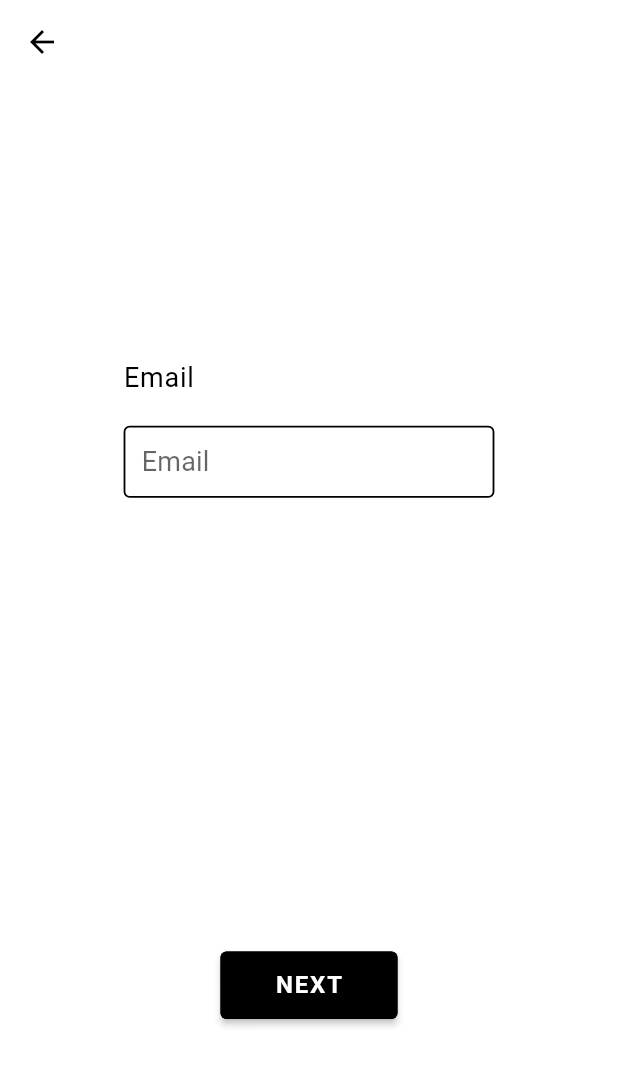
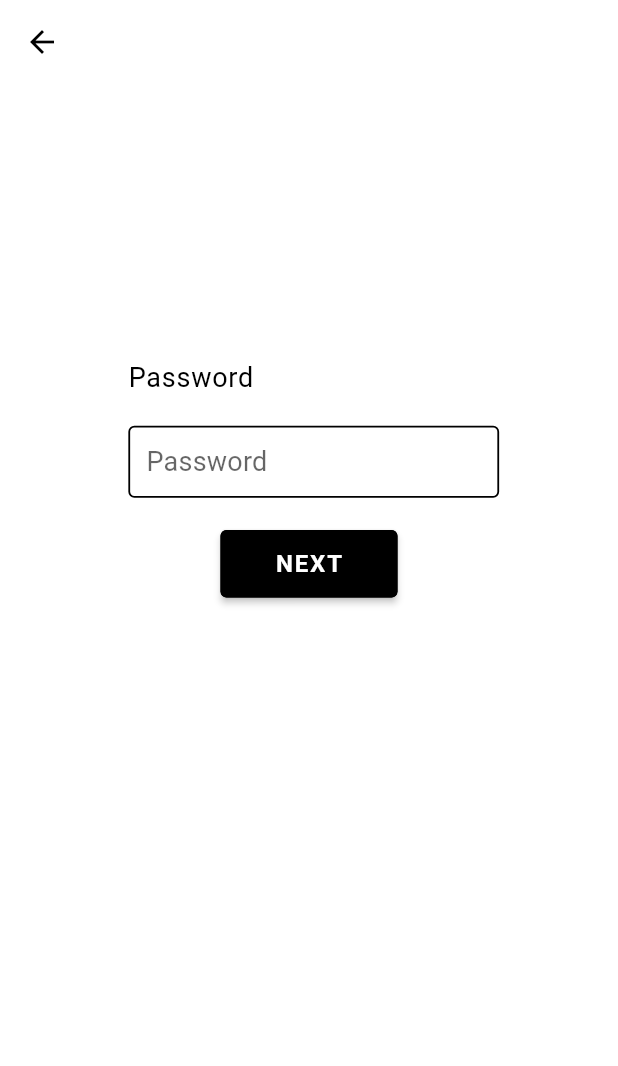
Before and after one commit to Rb2030/Cuisson, a Flutter app: the RegisterPage screen opened by its route, after a tap on "NEXT", on a phone screen of 412 x 824 dp. Shown: the top 1066 px of the screen. Run offline on Flutter 3.47's test engine with Material 2 defaults, Android fonts, the light colour scheme and no system bars; drawn by our look-alikes of carousel_slider; our stand-ins replace auto_route, bloc, cloud_firestore, dartz, firebase_auth, firebase_core and 7 more; accounts and stored records are empty; generated files the repository leaves out were written again.

Commit message:
Added animation for register screen.

```diff
--- a/lib/application/auth/register_form_bloc/register_form_bloc.dart
+++ b/lib/application/auth/register_form_bloc/register_form_bloc.dart
@@ -1,5 +1,6 @@
 import 'dart:async';
 
+import 'package:Cuisson/application/core/global/constants/constants.dart';
 import 'package:Cuisson/domain/auth/auth_failure.dart';
 import 'package:Cuisson/domain/auth/i_auth_facade.dart';
 import 'package:Cuisson/domain/auth/value_objects.dart';
@@ -15,6 +16,8 @@ part 'register_form_bloc.freezed.dart';
 @injectable
 class RegisterFormBloc extends Bloc<RegisterFormEvent, RegisterFormState> {
   final IAuthFacade _authFacade;
+  int currentView  = 0;
+
   RegisterFormBloc(this._authFacade) : super(RegisterFormState.initial());
 
   @override
@@ -22,44 +25,47 @@ class RegisterFormBloc extends Bloc<RegisterFormEvent, RegisterFormState> {
     RegisterFormEvent event,
   ) async* {
     yield* event.map(
+        initial: (e) async* {
+          yield state;
+        },
         emailChanged: (e) async* {
           yield state.copyWith(
             emailAddress: EmailAddress(e.emailString),
             registerFailureOrSuccessOption: none(),
+            uniqueUsernameFailureOrSuccessOption: none(),
           );
         },
-
         emailButtonClicked: (e) async* {
-
+          currentView = 1;
+          yield state.copyWith(
+            stateChangerField: 'EMAIL', // Added this field to change the state, bit of a hack
+          );
         },
-
         passwordChanged: (e) async* {
           yield state.copyWith(
             password: Password(e.passwordString),
             registerFailureOrSuccessOption: none(),
+            uniqueUsernameFailureOrSuccessOption: none(),
           );
         },
-
         passwordButtonClicked: (e) async* {
-
+          currentView = 2;
+          yield state.copyWith(
+            buttonText: Constants.submit,
+            stateChangerField: 'PASSWORD', // Added this field to change the state, bit of a hack
+          );
         },
-
         usernameChanged: (e) async* {
           yield state.copyWith(
             username: Username(e.usernameString),
             registerFailureOrSuccessOption: none(),
           );
         },
-
-        usernameButtonClicked: (e) async* {
-
-        },
-
+        usernameButtonClicked: (e) async* {},
         registerWithEmailAndPasswordPressed: (e) async* {
           yield* _performActionOnAuthFacadeWithEmailAndPassword(
               _authFacade.registerWithEmailAndPassword,
-            _authFacade.uniqueUsernameCheck
-          );
+              _authFacade.uniqueUsernameCheck);
         });
   }
 
@@ -88,7 +94,8 @@ class RegisterFormBloc extends Bloc<RegisterFormEvent, RegisterFormState> {
 
       if (registrationFailureOrSuccess != null) {
         registrationFailureOrSuccess.fold((failure) => null, (success) async {
-         uniqueUsernameCheck = await uniqueUsernameCall(username: state.username);
+          uniqueUsernameCheck =
+              await uniqueUsernameCall(username: state.username);
         });
       }
     }
@@ -97,7 +104,6 @@ class RegisterFormBloc extends Bloc<RegisterFormEvent, RegisterFormState> {
         isSubmitting: true,
         showErrorMessages: true,
         registerFailureOrSuccessOption: optionOf(registrationFailureOrSuccess),
-      uniqueUsernameFailureOrSuccessOption: optionOf(uniqueUsernameCheck)
-    );
+        uniqueUsernameFailureOrSuccessOption: optionOf(uniqueUsernameCheck));
   }
 }
--- a/lib/application/auth/register_form_bloc/register_form_event.dart
+++ b/lib/application/auth/register_form_bloc/register_form_event.dart
@@ -2,11 +2,19 @@ part of 'register_form_bloc.dart';
 
 @freezed
 abstract class RegisterFormEvent with _$RegisterFormEvent {
-  const factory RegisterFormEvent.emailChanged(String emailString) = _EmailChanged;
-  const factory RegisterFormEvent.emailButtonClicked() = _EmailButtonClicked;
-  const factory RegisterFormEvent.passwordChanged(String passwordString) = _PasswordChanged;
-  const factory RegisterFormEvent.passwordButtonClicked() = _PasswordButtonClicked;
-  const factory RegisterFormEvent.usernameChanged(String usernameString) = _UsernameChanged;
-  const factory RegisterFormEvent.usernameButtonClicked() = _UsernameButtonClicked;
-  const factory RegisterFormEvent.registerWithEmailAndPasswordPressed() = _RegisterWithEmailAndPasswordPressed;
+  const factory RegisterFormEvent.initial() = _Initial;
+  const factory RegisterFormEvent.emailChanged(String emailString) =
+      _EmailChanged;
+  const factory RegisterFormEvent.emailButtonClicked({String emailString}) =
+      _EmailButtonClicked;
+  const factory RegisterFormEvent.passwordChanged(String passwordString) =
+      _PasswordChanged;
+  const factory RegisterFormEvent.passwordButtonClicked(
+      {String passwordString}) = _PasswordButtonClicked;
+  const factory RegisterFormEvent.usernameChanged(String usernameString) =
+      _UsernameChanged;
+  const factory RegisterFormEvent.usernameButtonClicked(
+      {String usernameString}) = _UsernameButtonClicked;
+  const factory RegisterFormEvent.registerWithEmailAndPasswordPressed() =
+      _RegisterWithEmailAndPasswordPressed;
 }
--- a/lib/application/auth/register_form_bloc/register_form_state.dart
+++ b/lib/application/auth/register_form_bloc/register_form_state.dart
@@ -6,6 +6,7 @@ abstract class RegisterFormState with _$RegisterFormState {
     @required EmailAddress emailAddress,
     @required Password password,
     @required Username username,
+    @required String stateChangerField,
     @required bool showErrorMessages,
     @required bool isSubmitting,
     @required String buttonText,
@@ -18,10 +19,11 @@ abstract class RegisterFormState with _$RegisterFormState {
         emailAddress: EmailAddress(''),
         password: Password(''),
         username: Username(''),
+        stateChangerField: '',
         showErrorMessages: false,
         isSubmitting: false,
-        buttonText: '',
+        buttonText: Constants.next,
         registerFailureOrSuccessOption: none(),
         uniqueUsernameFailureOrSuccessOption: none(),
-      );
+  );
 }
--- a/lib/application/core/global/constants/constants.dart
+++ b/lib/application/core/global/constants/constants.dart
@@ -16,6 +16,7 @@ class Constants extends InheritedWidget {
   static const String serverError = 'Server error';
   static const String ok = 'OK';
   static const String next = 'Next';
+  static const String submit = 'Submit';
 
 // Sign In Screen
 
--- a/lib/main.dart
+++ b/lib/main.dart
@@ -1,11 +1,9 @@
 import 'package:Cuisson/app_widget.dart';
 import 'package:Cuisson/application/core/global/constants/constants.dart';
 import 'package:Cuisson/injection.dart';
-import 'package:Cuisson/presentation/core/global/theme/bloc/theme_bloc.dart';
 import 'package:firebase_core/firebase_core.dart';
 import 'package:flutter/material.dart';
 import 'package:flutter/services.dart';
-import 'package:flutter_bloc/flutter_bloc.dart';
 import 'package:injectable/injectable.dart';
 
 Future<void> main() async {
--- a/lib/presentation/auth/pages/register_page.dart
+++ b/lib/presentation/auth/pages/register_page.dart
@@ -18,7 +18,7 @@ class RegisterPage extends StatelessWidget {
           elevation: 0,
         ),
         body: BlocProvider(
-          create: (context) => getIt<RegisterFormBloc>(),
+          create: (context) => getIt<RegisterFormBloc>()..add(const RegisterFormEvent.initial()),
           child: RegisterFormView(),
         ));
   }
--- a/lib/presentation/auth/widgets/register_form_view.dart
+++ b/lib/presentation/auth/widgets/register_form_view.dart
@@ -1,55 +1,85 @@
-import 'package:Cuisson/application/auth/register_form_bloc/register_form_bloc.dart';
-import 'package:Cuisson/application/core/global/constants/constants.dart';
-import 'package:Cuisson/presentation/core/global/helpers/ui_helpers.dart';
-import 'package:dartz/dartz.dart';
+import 'dart:async';
+import 'package:dartz/dartz.dart' as dartz;
 import 'package:flutter/material.dart';
 import 'package:flutter/services.dart';
 import 'package:flutter_bloc/flutter_bloc.dart';
+import 'package:Cuisson/application/auth/register_form_bloc/register_form_bloc.dart';
+import 'package:Cuisson/application/core/global/constants/constants.dart';
 import 'package:Cuisson/domain/core/failures.dart';
+import 'package:Cuisson/presentation/core/global/helpers/ui_helpers.dart';
 import 'package:Cuisson/application/core/global/globals/globals.dart'
     as globals;
-import 'package:carousel_slider/carousel_slider.dart';
 
-final CarouselController carouselController = CarouselController();
+// ignore: must_be_immutable
+class RegisterFormView extends StatefulWidget {
+  @override
+  _RegisterFormViewState createState() => _RegisterFormViewState();
+}
 
-class RegisterFormView extends StatelessWidget {
-
-  final List<String> pages = <String>[
+class _RegisterFormViewState extends State<RegisterFormView>
+    with TickerProviderStateMixin {
+  AnimationController animationController;
+  Animation<Offset> animation;
+  Tween<Offset> tween;
+  List<String> pages = <String>[
     Constants.email,
     Constants.password,
     Constants.username
   ];
 
-  void getCurrentOnChanged(
-      {@required int page,
-      @required String value,
-      @required BuildContext newContext}) {
+  @override
+  void initState() {
+    super.initState();
+
+    animationController = AnimationController(
+      vsync: this,
+      duration: const Duration(seconds: 2),
+    );
+    animation = Tween<Offset>(
+      begin: const Offset(0.0, 0.0),
+      end: const Offset(0.0, 0.0),
+    ).animate(CurvedAnimation(
+      parent: animationController,
+      curve: Curves.fastLinearToSlowEaseIn,
+    ));
+
+    Future<void>.delayed(const Duration(milliseconds: 1300), () {
+      animationController.forward();
+    });
+  }
+
+  @override
+  void dispose() {
+    animationController.dispose();
+    super.dispose();
+  }
+
+  void getCurrentOnChanged({@required int page, @required String value}) {
     switch (page) {
       case 0:
-        return newContext
+        return context
             .read<RegisterFormBloc>()
             .add(RegisterFormEvent.emailChanged(value));
       case 1:
-        return newContext
+        return context
             .read<RegisterFormBloc>()
             .add(RegisterFormEvent.passwordChanged(value));
       case 2:
-        return newContext
+        return context
             .read<RegisterFormBloc>()
             .add(RegisterFormEvent.usernameChanged(value));
     }
     throw ArgumentError.notNull();
   }
 
-  Either<ValueFailure<String>, String> getinputValidation(
-      int page, BuildContext newContext) {
+  dartz.Either<ValueFailure<String>, String> getinputValidation(int page) {
     switch (page) {
       case 0:
-        return newContext.read<RegisterFormBloc>().state.emailAddress.value;
+        return context.read<RegisterFormBloc>().state.emailAddress.value;
       case 1:
-        return newContext.read<RegisterFormBloc>().state.password.value;
+        return context.read<RegisterFormBloc>().state.password.value;
       case 2:
-        return newContext.read<RegisterFormBloc>().state.username.value;
+        return context.read<RegisterFormBloc>().state.username.value;
     }
     throw ArgumentError.notNull();
   }
@@ -66,39 +96,17 @@ class RegisterFormView extends StatelessWidget {
     throw ArgumentError.notNull();
   }
 
-  @override
-  Widget build(BuildContext context) {
-    return BlocConsumer<RegisterFormBloc, RegisterFormState>(
-        listener: (context, state) {},
-        builder: (context, state) {
-          return Scaffold(
-      body: Center(
-        child: Column(
-          children: [
-            CarouselSlider.builder(
-              itemCount: pages.length,
-              carouselController: carouselController,
-              options: CarouselOptions(
-                pageViewKey: const PageStorageKey('carousel'),
-                viewportFraction: 1,
-                height: UIHelper.screenHeightWithOutSafeArea(context) * 0.7,
-              ),
-              itemBuilder: (BuildContext context, int itemIndex) {
+  Widget buildTextView({@required int itemIndex}) {
     return Form(
       autovalidateMode: AutovalidateMode.onUserInteraction,
-                  child: LayoutBuilder(
-                    builder:
-                        (BuildContext context, BoxConstraints constraints) {
-                      return Padding(
+      child: Padding(
         padding: EdgeInsets.symmetric(
             vertical: UIHelper.safeAreaPadding,
             horizontal: UIHelper.screenWidth(context) * 0.2),
         child: ListView(
+          shrinkWrap: true,
           children: [
-                            SizedBox(
-                                height: UIHelper.screenHeightWithOutSafeArea(
-                                        context) /
-                                    5),
+            SizedBox(height: UIHelper.screenHeightWithOutSafeArea(context) / 5),
             Container(
               alignment: Alignment.centerLeft,
               width: UIHelper.screenWidth(context),
@@ -112,23 +120,18 @@ class RegisterFormView extends StatelessWidget {
               obscureText: itemIndex == 1 ? true : false,
               // ignore: avoid_redundant_argument_values
               obscuringCharacter: '•',
-                              decoration: const InputDecoration()
-                                  .copyWith(hintText: pages[itemIndex]),
-                              onChanged: (value) => getCurrentOnChanged(
-                                  page: itemIndex,
-                                  value: value,
-                                  newContext: context),
-                              validator: (_) =>
-                                  getinputValidation(itemIndex, context).fold(
+              decoration:
+                  const InputDecoration().copyWith(hintText: pages[itemIndex]),
+              onChanged: (value) =>
+                  getCurrentOnChanged(page: itemIndex, value: value),
+              validator: (_) => getinputValidation(itemIndex).fold(
                 (leftFailure) => leftFailure.maybeMap(
-                                    authOrReg: (_) =>
-                                        getErrorString(page: itemIndex),
+                    authOrReg: (_) => getErrorString(page: itemIndex),
                     orElse: () => null),
                 (rightSuccess) => null,
               ),
               inputFormatters: [
-                                FilteringTextInputFormatter.deny(
-                                    RegExp(r"\s\b|\b\s"))
+                FilteringTextInputFormatter.deny(RegExp(r"\s\b|\b\s"))
               ],
               onTap: () {
                 globals.isUnfocused = false;
@@ -136,25 +139,64 @@ class RegisterFormView extends StatelessWidget {
             ),
           ],
         ),
-                      );
-                    },
       ),
     );
-              },
-            ),
+  }
+
+  void showNextView() {
+    animation = Tween<Offset>(
+      begin: const Offset(1.0, 0.0),
+      end: const Offset(0.0, 0.0),
+    ).animate(CurvedAnimation(
+      parent: animationController,
+      curve: Curves.fastLinearToSlowEaseIn,
+    ));
+    animationController.reset();
+  }
+
+  @override
+  Widget build(BuildContext context) {
+    return BlocConsumer<RegisterFormBloc, RegisterFormState>(
+        listener: (context, state) {},
+        builder: (context, state) {
+          final int currentView = context.watch<RegisterFormBloc>().currentView;
+          final String buttonText = state.buttonText;
+          return Scaffold(
+            body: Center(
+              child: Column(
+                children: [
+                  SlideTransition(
+                      position: animation,
+                      child: buildTextView(itemIndex: currentView)),
                   Row(
                     children: [
                       const Spacer(),
                       RaisedButton(
                         onPressed: () {
                           globals.isUnfocused = false;
-                    carouselController.nextPage(
-                        duration: const Duration(milliseconds: 450),
-                        curve: Curves.linear);
-                    debugPrint('Next pressed');
+                          switch (currentView) {
+                            case 0:
+                              context.read<RegisterFormBloc>().add(
+                                  const RegisterFormEvent.emailButtonClicked());
+                              showNextView();
+                              animationController.forward();
+                              break;
+                            case 1:
+                              context.read<RegisterFormBloc>().add(
+                                  const RegisterFormEvent
+                                      .passwordButtonClicked());
+                              showNextView();
+                              animationController.forward();
+                              break;
+                            case 2:
+                              context.read<RegisterFormBloc>().add(
+                                  const RegisterFormEvent
+                                      .usernameButtonClicked());
+                              break;
+                          }
                         },
                         textColor: Colors.white,
-                  child: Text(Constants.next.toUpperCase()),
+                        child: Text(buttonText.toUpperCase()),
                       ),
                       const Spacer(),
                     ],
@@ -162,7 +204,8 @@ class RegisterFormView extends StatelessWidget {
                   const SizedBox(height: UIHelper.spaceMedium),
                   if (state.isSubmitting) ...[
                     const SizedBox(height: UIHelper.spaceSmall),
-              const LinearProgressIndicator(backgroundColor: Colors.black),
+                    const LinearProgressIndicator(
+                        backgroundColor: Colors.black),
                   ],
                 ],
               ),
@@ -170,5 +213,4 @@ class RegisterFormView extends StatelessWidget {
           );
         });
   }
-
 }
```
Also changed, not shown: lib/application/auth/register_form_bloc/register_form_bloc.freezed.dart. Lines whose indentation alone changed are shown as unchanged.
